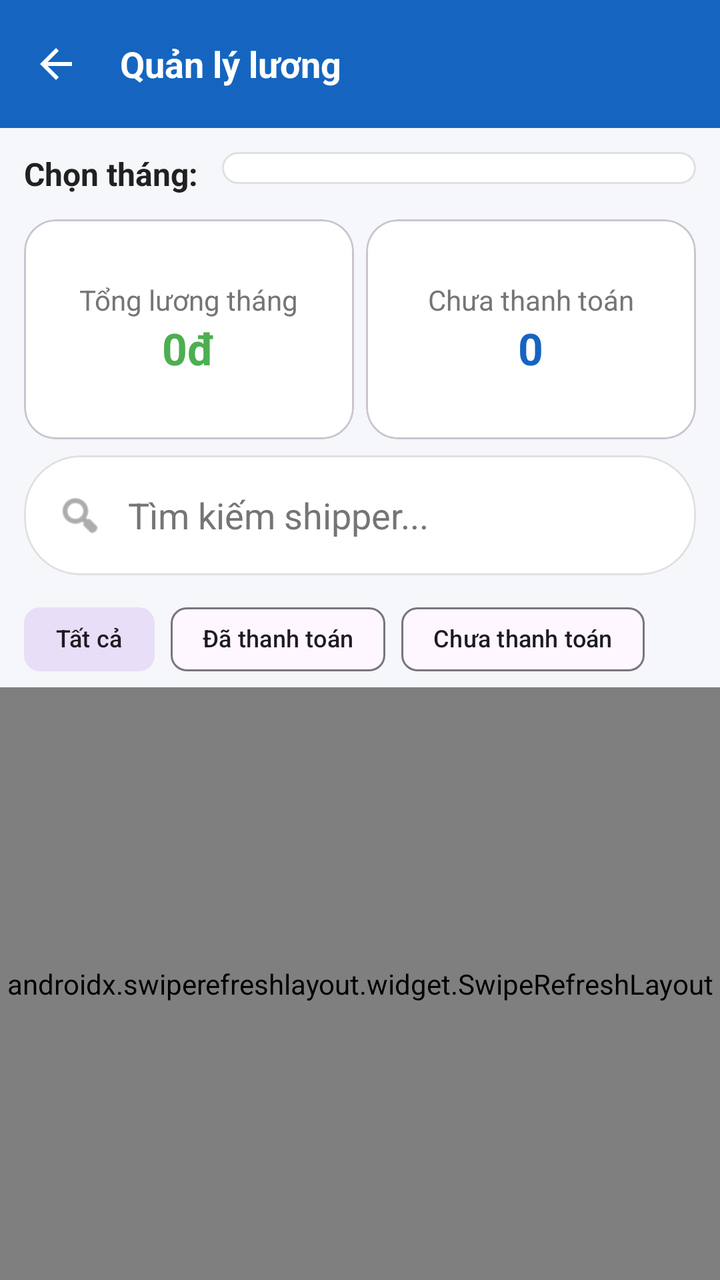
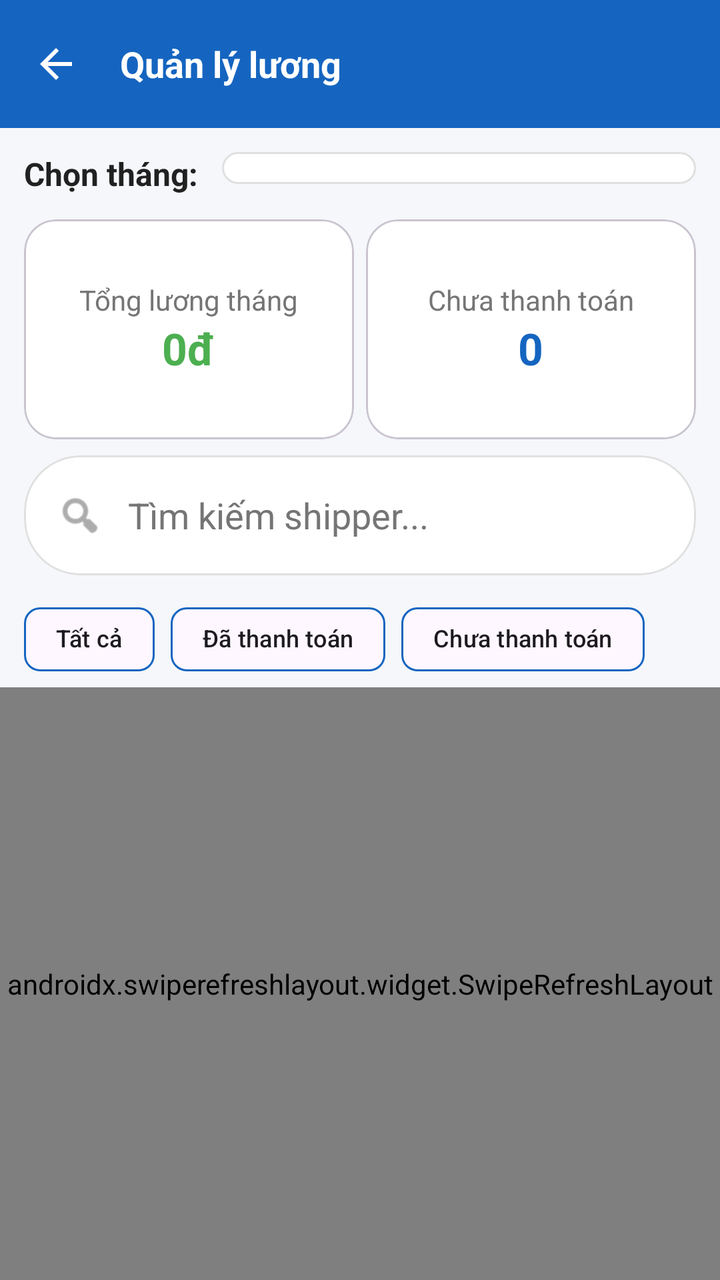

Compare the two renders of this Android layout. The source of the first and the diff that turns it into the second are given below.
<!-- AndroidManifest.xml: application theme Theme.UDGH -->
<!-- res/layout/activity_salary_management.xml -->
<?xml version="1.0" encoding="utf-8"?>
<LinearLayout xmlns:android="http://schemas.android.com/apk/res/android"
    xmlns:app="http://schemas.android.com/apk/res-auto"
    android:id="@+id/main"
    android:layout_width="match_parent"
    android:layout_height="match_parent"
    android:background="@color/background"
    android:orientation="vertical">

    <com.google.android.material.appbar.MaterialToolbar
        android:id="@+id/toolbar"
        android:layout_width="match_parent"
        android:layout_height="?attr/actionBarSize"
        android:background="@color/primary"
        app:navigationIcon="@drawable/sgv_back"
        app:title="Quản lý lương"
        app:titleTextAppearance="@style/ToolbarTitleStyle"
        app:titleTextColor="@color/white" />

    
    <LinearLayout
        android:layout_width="match_parent"
        android:layout_height="wrap_content"
        android:orientation="horizontal"
        android:padding="12dp">

        <TextView
            android:layout_width="wrap_content"
            android:layout_height="wrap_content"
            android:layout_gravity="center_vertical"
            android:text="Chọn tháng: "
            android:textColor="@color/black"
            android:textSize="16sp"
            android:textStyle="bold" />

        <Spinner
            android:id="@+id/spMonth"
            android:layout_width="0dp"
            android:layout_height="wrap_content"
            android:layout_marginStart="8dp"
            android:layout_weight="1"
            android:background="@drawable/bg_spinner" />

    </LinearLayout>

    
    <LinearLayout
        android:layout_width="match_parent"
        android:layout_height="wrap_content"
        android:orientation="horizontal"
        android:paddingHorizontal="12dp"
        android:paddingBottom="8dp">

        <com.google.android.material.card.MaterialCardView
            android:layout_width="0dp"
            android:layout_height="110dp"
            android:layout_marginEnd="6dp"
            android:layout_weight="1"
            app:cardCornerRadius="16dp">

            <LinearLayout
                android:layout_width="match_parent"
                android:layout_height="match_parent"
                android:background="@color/white"
                android:gravity="center"
                android:orientation="vertical">

                <TextView
                    android:layout_width="wrap_content"
                    android:layout_height="wrap_content"
                    android:text="Tổng lương tháng"
                    android:textColor="@color/gray" />

                <TextView
                    android:id="@+id/txtTotalSalary"
                    android:layout_width="wrap_content"
                    android:layout_height="wrap_content"
                    android:text="0đ"
                    android:textColor="@color/success"
                    android:textSize="22sp"
                    android:textStyle="bold" />

            </LinearLayout>

        </com.google.android.material.card.MaterialCardView>

        <com.google.android.material.card.MaterialCardView
            android:layout_width="0dp"
            android:layout_height="110dp"
            android:layout_weight="1"
            app:cardCornerRadius="16dp">

            <LinearLayout
                android:layout_width="match_parent"
                android:layout_height="match_parent"
                android:background="@color/white"
                android:gravity="center"
                android:orientation="vertical">

                <TextView
                    android:layout_width="wrap_content"
                    android:layout_height="wrap_content"
                    android:text="Chưa thanh toán"
                    android:textColor="@color/gray" />

                <TextView
                    android:id="@+id/txtTotalUnpaid"
                    android:layout_width="wrap_content"
                    android:layout_height="wrap_content"
                    android:text="0"
                    android:textColor="@color/primary"
                    android:textSize="22sp"
                    android:textStyle="bold" />

            </LinearLayout>

        </com.google.android.material.card.MaterialCardView>

    </LinearLayout>

    
    <com.google.android.material.card.MaterialCardView
        android:layout_width="match_parent"
        android:layout_height="60dp"
        android:layout_marginHorizontal="12dp"
        android:layout_marginBottom="8dp"
        app:cardCornerRadius="28dp"
        app:cardElevation="0dp"
        app:strokeColor="#E0E0E0"
        app:strokeWidth="1dp">

        <LinearLayout
            android:layout_width="match_parent"
            android:layout_height="match_parent"
            android:background="@color/white"
            android:gravity="center_vertical"
            android:orientation="horizontal"
            android:paddingHorizontal="16dp">

            <ImageView
                android:layout_width="24dp"
                android:layout_height="24dp"
                android:src="@android:drawable/ic_menu_search"
                app:tint="@color/gray" />

            <EditText
                android:id="@+id/edtSearch"
                android:layout_width="0dp"
                android:layout_height="52dp"
                android:layout_marginStart="12dp"
                android:layout_weight="1"
                android:background="@null"
                android:hint="Tìm kiếm shipper..."
                android:inputType="text"
                android:textColor="@color/black"
                android:textColorHint="@color/gray" />

        </LinearLayout>

    </com.google.android.material.card.MaterialCardView>

    <com.google.android.material.chip.ChipGroup
        android:id="@+id/chipGroupFilter"
        android:layout_width="match_parent"
        android:layout_height="wrap_content"
        android:layout_marginHorizontal="12dp"
        app:singleSelection="true">

        <com.google.android.material.chip.Chip
            android:id="@+id/chipAll"
            android:layout_width="wrap_content"
            android:layout_height="wrap_content"
            android:background="@color/white"
            android:checkable="true"
            android:checked="true"
            android:text="Tất cả"
            android:textSize="12sp" />

        <com.google.android.material.chip.Chip
            android:id="@+id/chipPaid"
            android:layout_width="wrap_content"
            android:layout_height="wrap_content"
            android:background="@color/white"
            android:checkable="true"
            android:text="Đã thanh toán"
            android:textSize="12sp" />

        <com.google.android.material.chip.Chip
            android:id="@+id/chipUnpaid"
            android:layout_width="wrap_content"
            android:layout_height="wrap_content"
            android:background="@color/white"
            android:checkable="true"
            android:text="Chưa thanh toán"
            android:textSize="12sp" />

    </com.google.android.material.chip.ChipGroup>

    
    <androidx.swiperefreshlayout.widget.SwipeRefreshLayout
        android:id="@+id/swipeRefreshLayout"
        android:layout_width="match_parent"
        android:layout_height="0dp"
        android:layout_weight="1">

        <androidx.recyclerview.widget.RecyclerView
            android:id="@+id/rvSalary"
            android:layout_width="match_parent"
            android:layout_height="match_parent"
            android:padding="8dp" />

    </androidx.swiperefreshlayout.widget.SwipeRefreshLayout>

</LinearLayout>
<!-- resources referenced by this layout -->
<resources>
  <color name="background">#F5F7FA</color>
  <color name="black">#212121</color>
  <color name="gray">#757575</color>
  <color name="primary">#1565C0</color>
  <color name="success">#4CAF50</color>
  <color name="white">#FFFFFF</color>
  <!-- drawable bg_spinner (drawable) -->
  <?xml version="1.0" encoding="utf-8"?>
  <shape xmlns:android="http://schemas.android.com/apk/res/android">
      <solid android:color="@color/white" />
      <stroke
          android:width="1dp"
          android:color="#E0E0E0" />
      <corners android:radius="8dp" />
      <padding
          android:left="12dp"
          android:top="8dp"
          android:right="12dp"
          android:bottom="8dp" />
  </shape>
  <!-- drawable sgv_back (drawable) -->
  <vector xmlns:android="http://schemas.android.com/apk/res/android"
      android:width="24dp"
      android:height="24dp"
      android:viewportWidth="960"
      android:viewportHeight="960">
    <path
        android:pathData="m313,520 l224,224 -57,56 -320,-320 320,-320 57,56 -224,224h487v80L313,520Z"
        android:fillColor="#FFFFFF"/>
  </vector>
  <style name="ToolbarTitleStyle">
          <item name="android:textSize">18sp</item>
          <item name="android:textStyle">bold</item>
          <item name="android:textColor">@android:color/white</item>
      </style>
  <style name="Theme.UDGH" parent="Base.Theme.UDGH" />
  <style name="Base.Theme.UDGH" parent="Theme.Material3.DayNight.NoActionBar">
          <item name="colorPrimary">@color/primary</item>
          <item name="colorPrimaryVariant">@color/primary_dark</item>
          <item name="android:statusBarColor">@color/primary_dark</item>
          <item name="android:windowLightStatusBar">false</item>
          <item name="android:navigationBarColor">@color/white</item>
          <item name="android:windowLightNavigationBar">true</item>
          
          
      </style>
  <color name="primary_dark">#0D47A1</color>
</resources>

<!-- the commit's change to res/layout/activity_salary_management.xml (unified diff, before → after) -->
@@ -170,7 +170,11 @@
             android:id="@+id/chipAll"
             android:layout_width="wrap_content"
             android:layout_height="wrap_content"
-            android:background="@color/white"
+            app:chipBackgroundColor="@color/salary_chip_background"
+            app:chipStrokeColor="@color/primary"
+            app:chipStrokeWidth="1dp"
+            app:checkedIconVisible="false"
+            android:textColor="@color/salary_chip_text"
             android:checkable="true"
             android:checked="true"
             android:text="Tất cả"
@@ -180,7 +184,11 @@
             android:id="@+id/chipPaid"
             android:layout_width="wrap_content"
             android:layout_height="wrap_content"
-            android:background="@color/white"
+            app:chipBackgroundColor="@color/salary_chip_background"
+            app:chipStrokeColor="@color/primary"
+            app:chipStrokeWidth="1dp"
+            app:checkedIconVisible="false"
+            android:textColor="@color/salary_chip_text"
             android:checkable="true"
             android:text="Đã thanh toán"
             android:textSize="12sp" />
@@ -189,7 +197,11 @@
             android:id="@+id/chipUnpaid"
             android:layout_width="wrap_content"
             android:layout_height="wrap_content"
-            android:background="@color/white"
+            app:chipBackgroundColor="@color/salary_chip_background"
+            app:chipStrokeColor="@color/primary"
+            app:chipStrokeWidth="1dp"
+            app:checkedIconVisible="false"
+            android:textColor="@color/salary_chip_text"
             android:checkable="true"
             android:text="Chưa thanh toán"
             android:textSize="12sp" />
